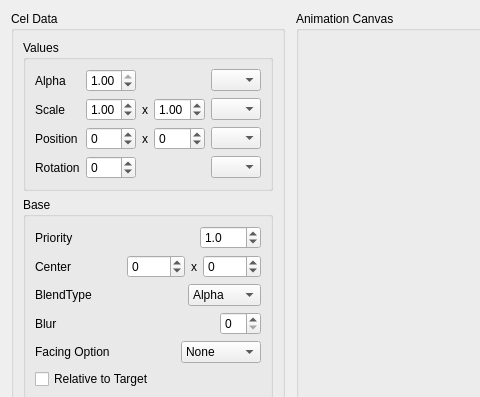
Old version of the form AnimationViewer/AnimationViewer.ui in the repository wasedaigo/samancing-roga; both pictures show x 0 to 480 and y 0 to 397 of the 838 by 562 pixel window.
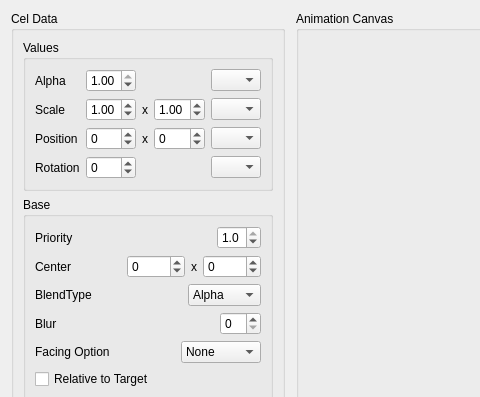
New version of the form. Icons and pictures are not drawn.

The edit to the form file:
```diff
--- a/AnimationViewer/AnimationViewer.ui
+++ b/AnimationViewer/AnimationViewer.ui
@@ -269,10 +269,10 @@
                 <number>1</number>
                </property>
                <property name="minimum">
-                <double>-100.000000000000000</double>
+                <double>0.000000000000000</double>
                </property>
                <property name="maximum">
-                <double>100.000000000000000</double>
+                <double>1.000000000000000</double>
                </property>
                <property name="singleStep">
                 <double>0.100000000000000</double>
```
